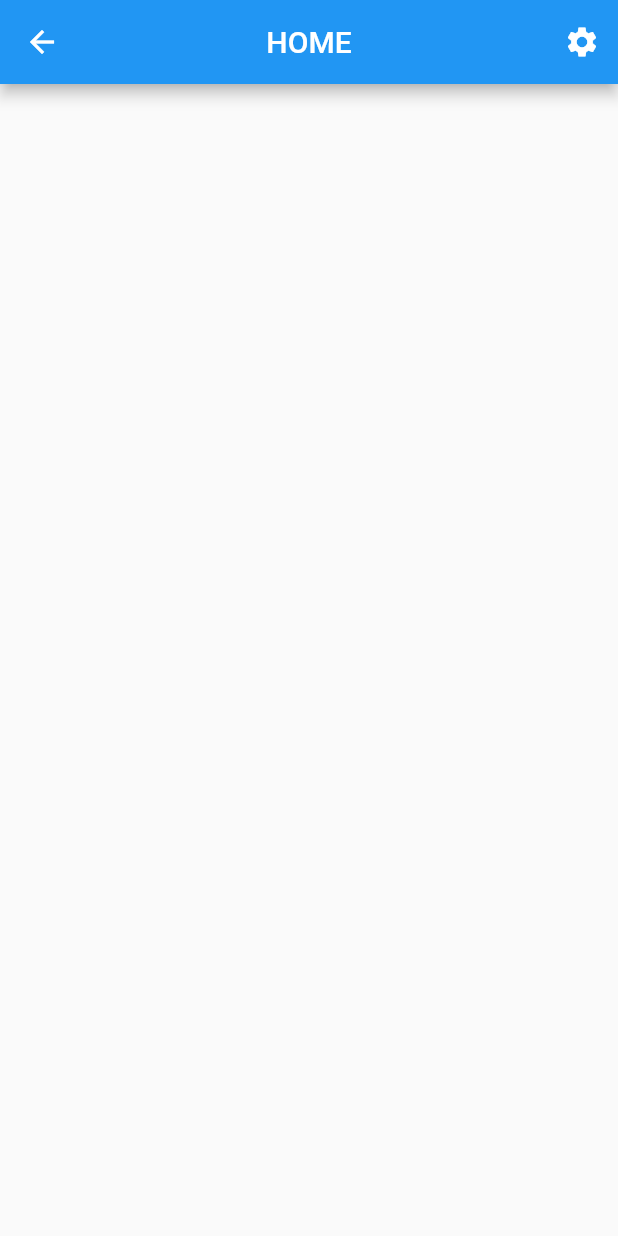
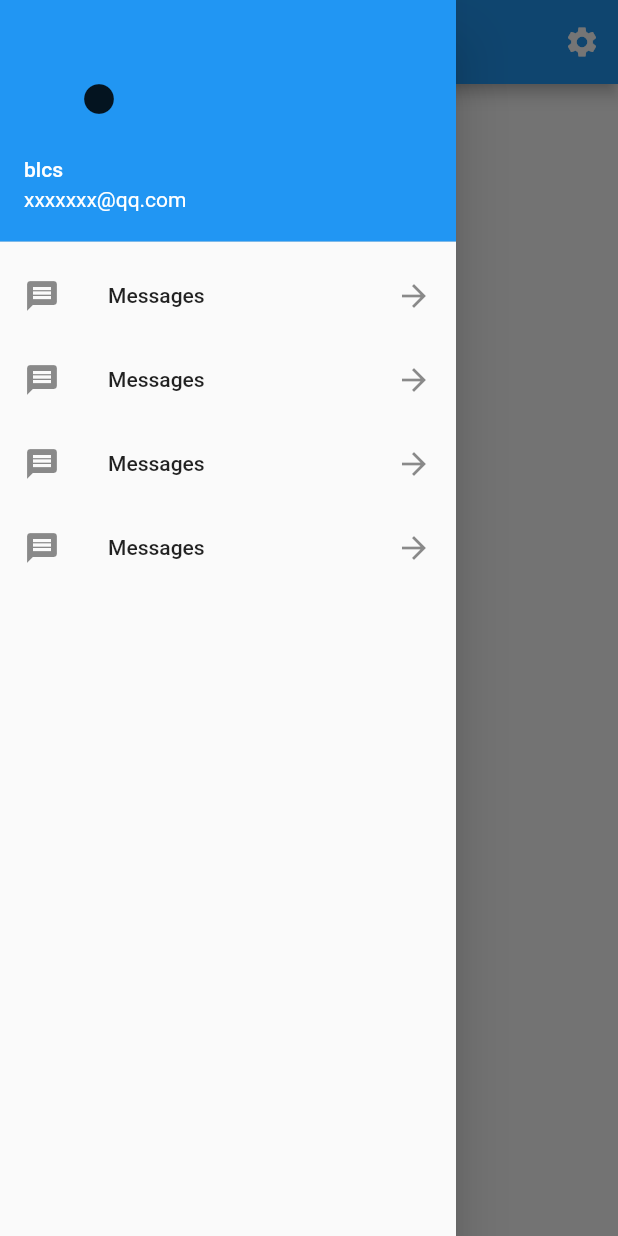
Before and after one commit to DayorNight/flutter_blcs, a Flutter app: the MainView screen opened by its route, with the side drawer open (before the commit the screen has no drawer), on a phone screen of 412 x 824 dp. Run offline on Flutter 3.47's test engine with Material 2 defaults, Android fonts, the phone set to English and light mode, and no system bars; our stand-ins replace dio, shared_preferences; missing offline and left inert: encrypt, pointycastle; accounts and stored records are empty; key blocks and very long unbroken strings in the code were emptied for the run.

```diff
--- /dev/null
+++ b/lib/bean/draw_list.dart
@@ -0,0 +1,13 @@
+import 'package:flutter/material.dart';
+
+class DrawListBean{
+  late IconData icon;
+  late String title;
+  late IconData trailing;
+  DrawListBean(IconData icon,String title,IconData trailing){
+    this.icon = icon;
+    this.title = title;
+    this.trailing = trailing;
+  }
+
+}
--- a/lib/view/main_view.dart
+++ b/lib/view/main_view.dart
@@ -1,4 +1,5 @@
 import 'package:flutter/material.dart';
+import 'package:flutter_blcs/bean/draw_list.dart';
 ///首页
 class MainView extends StatefulWidget {
   const MainView({Key? key}) : super(key: key);
@@ -9,20 +10,69 @@ class MainView extends StatefulWidget {
 
 class _MainViewState extends State<MainView> {
   @override
+  void initState() {
+    super.initState();
+    initData();
+  }
+  @override
   Widget build(BuildContext context) {
     return Scaffold(
       resizeToAvoidBottomInset: false,
       appBar: AppBar(
-        title: Text('HOME'),
+        title: Text('Home'),
         centerTitle: true,
         actions: [
           IconButton(onPressed: _theme, icon: Icon(Icons.settings))
         ],
       ),
+      drawer: Drawer(
+        child: ListView(
+               padding: EdgeInsets.zero,
+               children: <Widget>[
+                 UserAccountsDrawerHeader(
+                     currentAccountPicture: Icon(Icons.circle),
+                     currentAccountPictureSize: Size.square(100),
+                     accountName: Text("blcs"),
+                     accountEmail: Text('xxxxxxx@qq.com')),
+                 ListView.builder(itemBuilder: _drawList,itemCount: _datas.length, shrinkWrap: true,),
+                 // ListTile(
+                 //   leading: Icon(Icons.account_circle),
+                 //   title: Text('Profile'),
+                 //   trailing: Icon(Icons.arrow_forward_sharp),
+                 // ),
+                 // ListTile(
+                 //   leading: Icon(Icons.settings),
+                 //   title: Text('Settings'),
+                 //   trailing: Icon(Icons.exit_to_app,color: Colors.blue,),
+                 // ),
+               ],
+             ),
+      ),
+    );
+  }
+  ///前往主题设置
+  void _theme(){
+    Navigator.of(context).pushNamed('themeView');
+  }
+
+  Widget _drawList(BuildContext context,int index){
+    return ListTile(
+      leading: Icon(_datas[index].icon),
+      title: Text(_datas[index].title),
+      trailing: Icon(_datas[index].trailing),
     );
   }
 
-  void _theme(){
-    Navigator.of(context).pushNamed('themeView');
+  late List<DrawListBean> _datas;
+  void initData() async{
+    var datas =<DrawListBean>[];
+    var drawListBean = DrawListBean(Icons.message, 'Messages', Icons.arrow_forward_sharp);
+    datas.add(drawListBean);
+    datas.add(drawListBean);
+    datas.add(drawListBean);
+    datas.add(drawListBean);
+    setState(() {
+      _datas = datas;
+    });
   }
 }
```
Also changed, not shown: lib/view/register_view.dart (+19 -3 lines).
